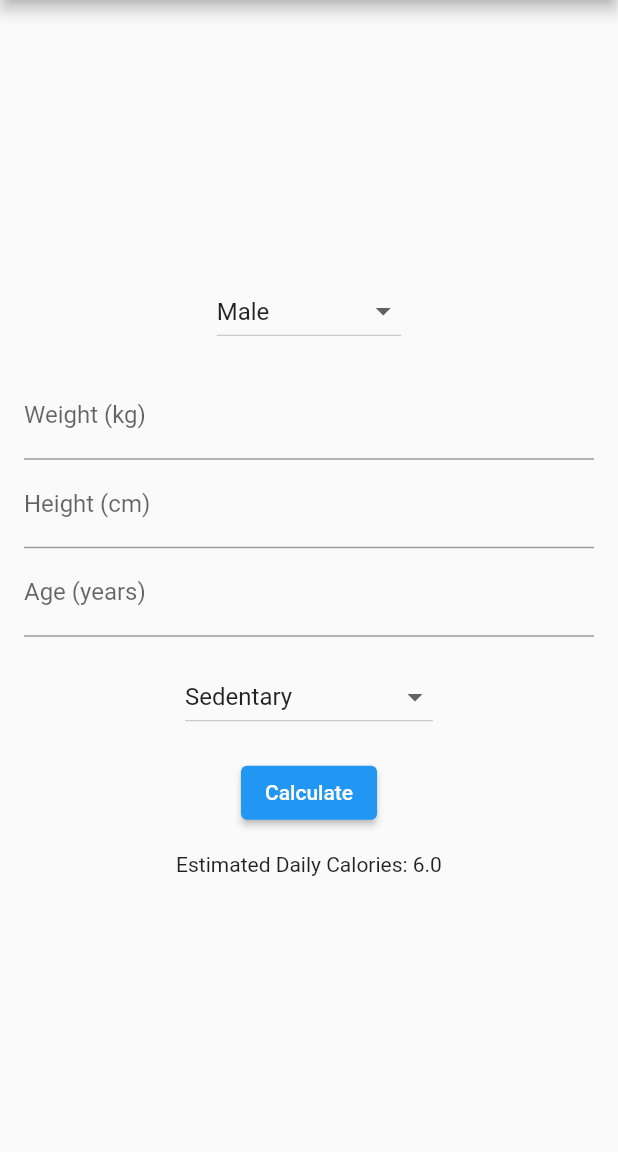
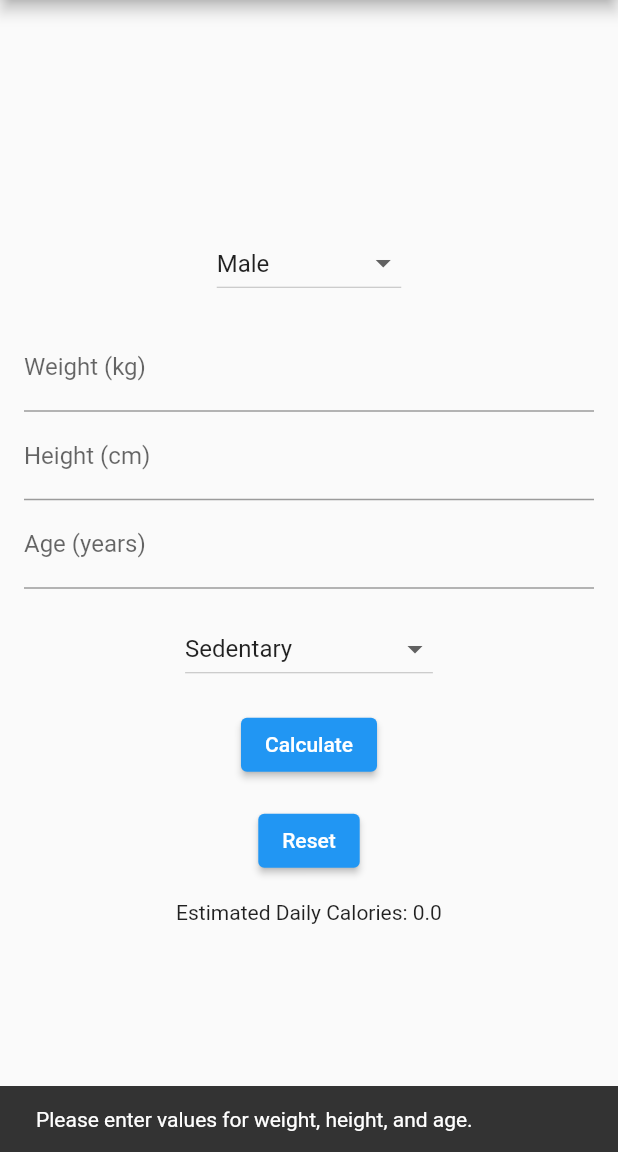
Before and after one commit to bahaafathi/calorie_calculator, a Flutter app: the screen it shows after launch, after a tap on "Calculate", on a phone screen of 412 x 824 dp, the part 84-1236 px from its top. Run offline on Flutter 3.47's test engine with Material 2 defaults, Android fonts, the phone set to English and light mode, and no system bars; our stand-ins replace sqflite; accounts and stored records are empty.

Commit message:
add new things

```diff
--- a/lib/main.dart
+++ b/lib/main.dart
@@ -26,6 +26,9 @@ class MyHomePage extends StatefulWidget {
 }
 
 class _MyHomePageState extends State<MyHomePage> {
+  TextEditingController weightController = TextEditingController();
+  TextEditingController heightController = TextEditingController();
+  TextEditingController ageController = TextEditingController();
   double weight = 0.0;
   double height = 0.0;
   double age = 0.0;
@@ -72,16 +75,19 @@ class _MyHomePageState extends State<MyHomePage> {
             ),
             SizedBox(height: 16.0),
             TextFormField(
+              controller: weightController,
               keyboardType: TextInputType.number,
               onChanged: (value) => weight = double.parse(value),
               decoration: InputDecoration(labelText: 'Weight (kg)'),
             ),
             TextFormField(
+              controller: heightController,
               keyboardType: TextInputType.number,
               onChanged: (value) => height = double.parse(value),
               decoration: InputDecoration(labelText: 'Height (cm)'),
             ),
             TextFormField(
+              controller: ageController,
               keyboardType: TextInputType.number,
               onChanged: (value) => age = double.parse(value),
               decoration: InputDecoration(labelText: 'Age (years)'),
@@ -111,9 +117,27 @@ class _MyHomePageState extends State<MyHomePage> {
             SizedBox(height: 16.0),
             ElevatedButton(
               onPressed: () {
-                calculateCalories();
+                if (weight == 0.0 || height == 0.0 || age == 0.0) {
+                  // Display a SnackBar if any of the values are not entered
+                  ScaffoldMessenger.of(context).showSnackBar(const SnackBar(
+                    content: Text(
+                        'Please enter values for weight, height, and age.'),
+                    duration: Duration(seconds: 10),
+                  ));
+                } else {
+                  // Calculate calories if values are provided
+                  calculateCalories();
+                }
               },
               child: Text('Calculate'),
+            ),
+            SizedBox(height: 16.0),
+            ElevatedButton(
+              onPressed: () {
+                // Clear all entered values
+                _resetValues();
+              },
+              child: Text('Reset'),
             ),
             SizedBox(height: 16.0),
             Text('Estimated Daily Calories: $result'),
@@ -121,6 +145,17 @@ class _MyHomePageState extends State<MyHomePage> {
         ),
       ),
     );
+  }
+
+  void _resetValues() {
+    setState(() {
+      weightController.clear();
+      heightController.clear();
+      ageController.clear();
+      result = 0.0;
+      selectedGender = 'Male';
+      selectedActivityLevel = 'Sedentary';
+    });
   }
 
   void calculateCalories() {
```
